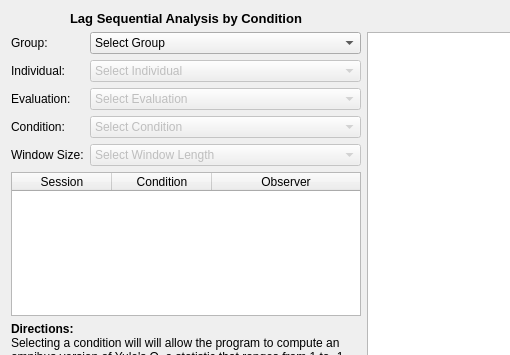
Qt form sequentialconditionanalysisdialog.ui (miyamot0/DataTracker3) before a commit; both pictures show x 0 to 510 and y 0 to 355 of the 841 by 529 pixel window.
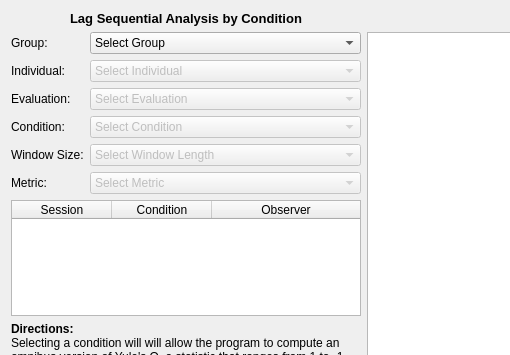
The same form after that commit.

```diff
--- a/sequentialconditionanalysisdialog.ui
+++ b/sequentialconditionanalysisdialog.ui
@@ -214,6 +214,46 @@
               </item>
              </widget>
             </item>
+            <item row="5" column="0">
+             <widget class="QLabel" name="labelMetric">
+              <property name="text">
+               <string>Metric:</string>
+              </property>
+             </widget>
+            </item>
+            <item row="5" column="1">
+             <widget class="QComboBox" name="comboBoxMetric">
+              <property name="enabled">
+               <bool>false</bool>
+              </property>
+              <property name="sizePolicy">
+               <sizepolicy hsizetype="Expanding" vsizetype="Fixed">
+                <horstretch>0</horstretch>
+                <verstretch>0</verstretch>
+               </sizepolicy>
+              </property>
+              <item>
+               <property name="text">
+                <string>Select Metric</string>
+               </property>
+              </item>
+              <item>
+               <property name="text">
+                <string>Yule's Q</string>
+               </property>
+              </item>
+              <item>
+               <property name="text">
+                <string>Operant Contingency Value</string>
+               </property>
+              </item>
+              <item>
+               <property name="text">
+                <string>Odds Ratio</string>
+               </property>
+              </item>
+             </widget>
+            </item>
            </layout>
           </item>
          </layout>
```
